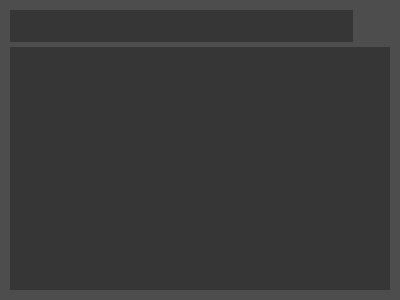
Old version of the form Beeftext/Combo/ComboPickerWindow.ui in the repository xmichelo/Beeftext.
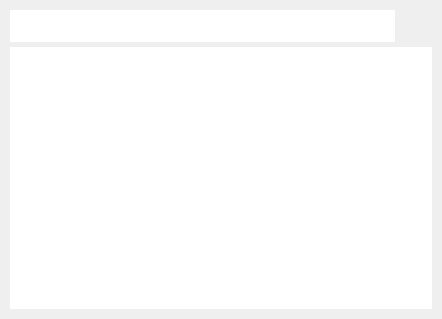
New version of the form. Icons and pictures are not drawn.

Commit message: Implemented custom item rendering in combo picker.

```diff
--- a/Beeftext/Combo/ComboPickerWindow.ui
+++ b/Beeftext/Combo/ComboPickerWindow.ui
@@ -6,8 +6,8 @@
    <rect>
     <x>0</x>
     <y>0</y>
-    <width>400</width>
-    <height>300</height>
+    <width>442</width>
+    <height>319</height>
    </rect>
   </property>
   <property name="windowTitle">
@@ -19,14 +19,14 @@
 }
 
 #ComboPickerWindow {
-   background-color: #4e4d4e;
+/*   background-color: #4e4d4e; */
 }
 
 #editSearch {
-   font-size: 14pt;
+   font-size: 12pt;
    border: none;
-   background-color: #363636;
-   color: #fff;
+   /*background-color: #363636;
+   color: #fff; */
 }
 
 #labelLogo {
@@ -35,18 +35,18 @@
 
 #listViewResults
 {
-   background-color: #363636;
+/*   background-color: #363636; */
    border: none;
    text: #fff;
 }
 
-#listViewResults::item {
+/*#listViewResults::item {
    color: #888;
 }
 
 #listViewResults::item:selected {
    color: #fff;
-}
+}*/
 </string>
   </property>
   <layout class="QVBoxLayout" name="verticalLayout">
@@ -75,6 +75,14 @@
          <height>32</height>
         </size>
        </property>
+       <property name="font">
+        <font>
+         <family>Segoe UI</family>
+         <pointsize>12</pointsize>
+         <weight>75</weight>
+         <bold>true</bold>
+        </font>
+       </property>
        <property name="contextMenuPolicy">
         <enum>Qt::NoContextMenu</enum>
        </property>
```
The commit also changes 6 other files.
